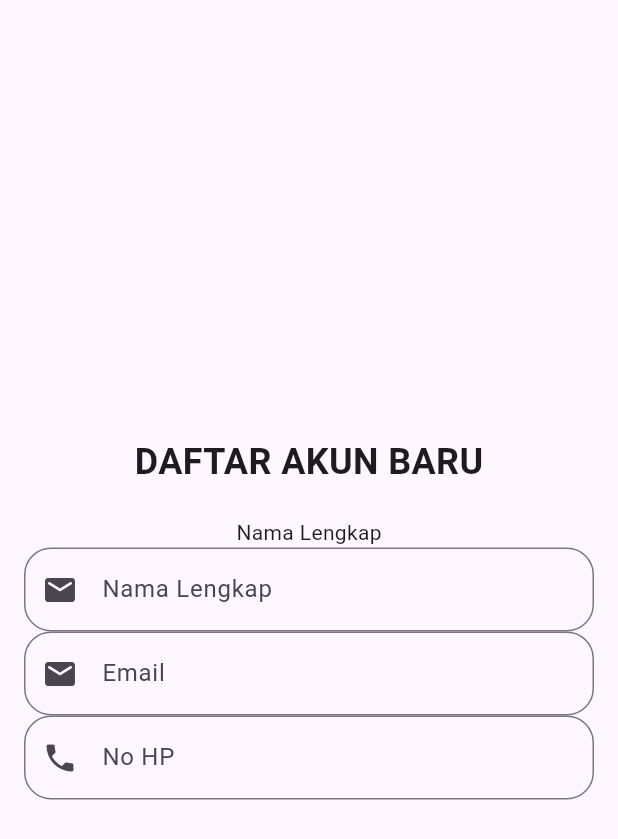
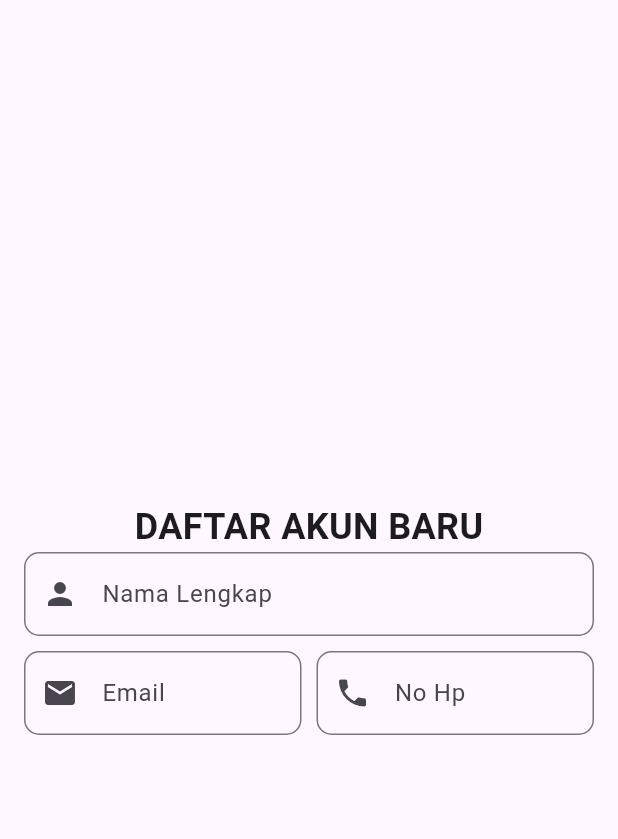
Before and after one commit to iamanggi/20220140123_UCP1Flutter, a Flutter app: the RegisterPage screen opened directly, on a phone screen of 412 x 824 dp. Shown: the top 839 px of the screen. Run offline on Flutter 3.47's test engine with Material 3 defaults, Android fonts, the phone set to English and light mode, and no system bars.

Commit message:
memperbaiki tampilan pada form input email dan no telp

```diff
--- a/lib/login_page.dart
+++ b/lib/login_page.dart
@@ -11,7 +11,7 @@ class _LoginPageState extends State<LoginPage> {
   final TextEditingController emailController = TextEditingController();
   final TextEditingController passwordController = TextEditingController();
 
-  final _formKey = GlobalKey<FormState>(); // <-- diletakkan di luar build
+  final _formKey = GlobalKey<FormState>();
 
   @override
   void initState() {
@@ -21,7 +21,7 @@ class _LoginPageState extends State<LoginPage> {
   @override
   Widget build(BuildContext context) {
     return Scaffold(
-      body: Form( // <-- Bungkus dengan Form
+      body: Form(
         key: _formKey,
         child: Padding(
           padding: const EdgeInsets.all(16.0),
@@ -106,7 +106,6 @@ class _LoginPageState extends State<LoginPage> {
                   child: ElevatedButton.icon(
                     onPressed: () {
                       if (_formKey.currentState!.validate()) {
-                        // Lanjutkan ke halaman berikutnya atau login
                         ScaffoldMessenger.of(context).showSnackBar(
                           SnackBar(content: Text('Berhasil Masuk!')),
                         );
--- a/lib/main.dart
+++ b/lib/main.dart
@@ -1,4 +1,5 @@
 import 'package:flutter/material.dart';
+import 'package:ucp1_flutter/home_page.dart';
 import 'package:ucp1_flutter/login_page.dart';
 import 'package:ucp1_flutter/register_page.dart';
 
@@ -15,7 +16,7 @@ class MyApp extends StatelessWidget {
       theme: ThemeData(
         colorScheme: ColorScheme.fromSeed(seedColor: Colors.deepPurple),
       ),
-      home: LoginPage(),
+      home: RegisterPage(),
     );
   }
 }
--- a/lib/register_page.dart
+++ b/lib/register_page.dart
@@ -11,8 +11,7 @@ class _RegisterPageState extends State<RegisterPage> {
   final TextEditingController emailController = TextEditingController();
   final TextEditingController passwordController = TextEditingController();
 
-  final _formKey = GlobalKey<FormState>(); // <-- diletakkan di luar build
-
+  final _formKey = GlobalKey<FormState>();
   @override
   void initState() {
     super.initState();
@@ -21,82 +20,64 @@ class _RegisterPageState extends State<RegisterPage> {
   @override
   Widget build(BuildContext context) {
     return Scaffold(
-      body: Form( // <-- Bungkus dengan Form
+      body: Form(
         key: _formKey,
           child: Padding(
             padding: const EdgeInsets.all(16.0),
-          child: Container(
             child: Column(
               mainAxisAlignment: MainAxisAlignment.center,
               children: [
                 Text(
-                  'Daftar Akun Baru'.toUpperCase(),
+                  'Daftar akun baru'.toUpperCase(),
                   style: TextStyle(
                     fontSize: 24,
                     fontWeight: FontWeight.bold,
                   ),
                 ),
+              TextFormField(
+                decoration: InputDecoration(
+                  prefixIcon: Icon(Icons.person),
+                  hintText: 'Nama Lengkap',
+                  border: OutlineInputBorder(
+                    borderRadius: BorderRadius.all(Radius.circular(10))
+                  )
+                ),
+              ),
 
               Padding(
-                  padding: const EdgeInsets.only(top: 20.0),
-                  child:
-                  Column(
+                padding: const EdgeInsets.only(top: 10),
+                child: Row(
                   children: [
-                      Text('Nama Lengkap'),
-                      TextFormField(
-                        // controller: emailController,
+                    Expanded(
+                      child: TextFormField(
                         decoration: InputDecoration(
+                          hintText: 'Email',
+                          prefixIcon: Icon(Icons.email),
                           border: OutlineInputBorder(
-                              borderRadius: BorderRadius.all(Radius.circular(18))),
-                          // labelText: 'Email',
-                          hintText: 'Nama Lengkap',
-                          prefixIcon: Icon(Icons.email_rounded),
+                            borderRadius: BorderRadius.all(Radius.circular(10))
+                          )
                         ),
-                        validator: (value) {
-                          if (value == null || value.isEmpty) {
-                            return 'Nama Lengkap tidak boleh kosong';
-                          }
-                          return null;
-                        },
+                      )),
+                      const SizedBox(width: 10),
+                      Expanded(
+                        child: TextFormField(
+                          decoration: InputDecoration(
+                            prefixIcon: Icon(Icons.phone),
+                            hintText: 'No Hp',
+                            border: OutlineInputBorder(
+                              borderRadius: BorderRadius.all(Radius.circular(10))
+                            )
                           ),
+                        ),
+                      )
                   ],
                 ),
               ),
-                TextFormField(
-                  decoration: InputDecoration(
-                    border: OutlineInputBorder(
-                      borderRadius: BorderRadius.all(Radius.circular(18))
+              ]
             ),
-                    hintText: 'Email',
-                    prefixIcon: Icon(Icons.email_rounded)
-                  ),
-                  validator: (value) {
-                    if(value == null || value.isEmpty){
-                      return 'Email tidak boleh kosong';
-                    }
-                    return null;
-                  },
-                ),
-                TextFormField(
-                  decoration: InputDecoration(
-                    border: OutlineInputBorder(
-                      borderRadius: BorderRadius.all(Radius.circular(18))
-                    ),
-                    hintText: 'No HP',
-                    prefixIcon: Icon(Icons.phone)
-                  ),
-                  validator: (value) {
-                    if(value == null || value.isEmpty){
-                      return 'No Hp tidak boleh kosong';
-                    }
-                    return null;
-                  },
-                ),
-              ],
-            ),
-          ),
-        ),
-      ),
+          )
+        )
+
     );
 }
 }
```
Also changed, not shown: lib/home_page.dart (added, +50 -0 lines). Lines whose indentation alone changed are shown as unchanged.
